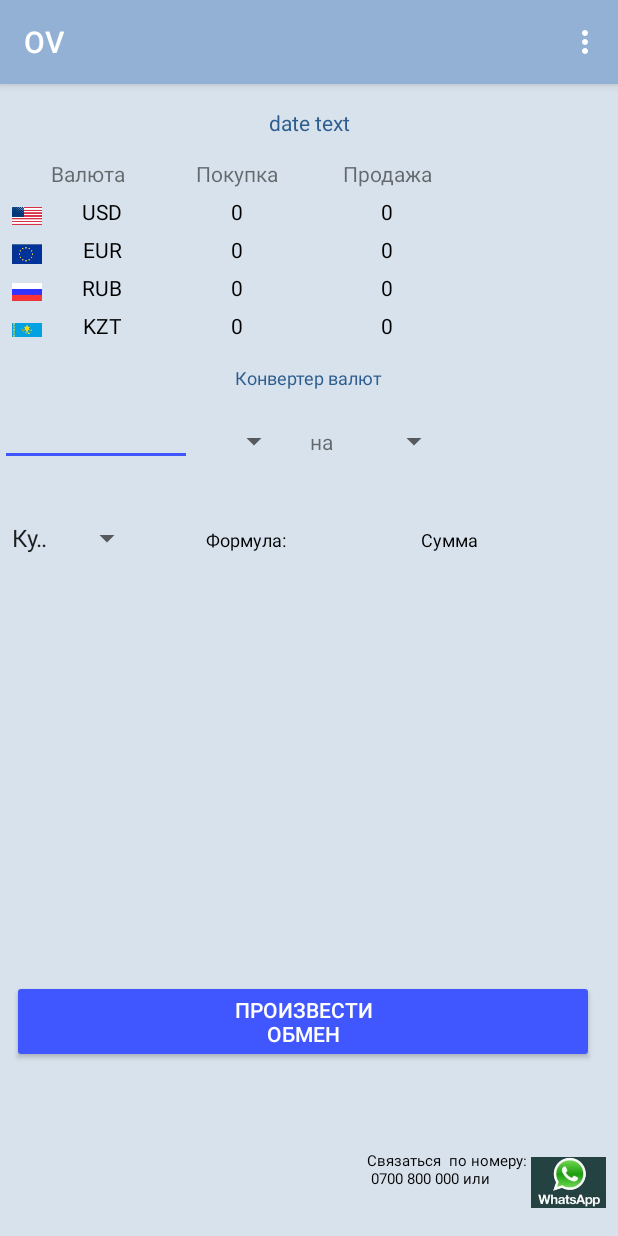
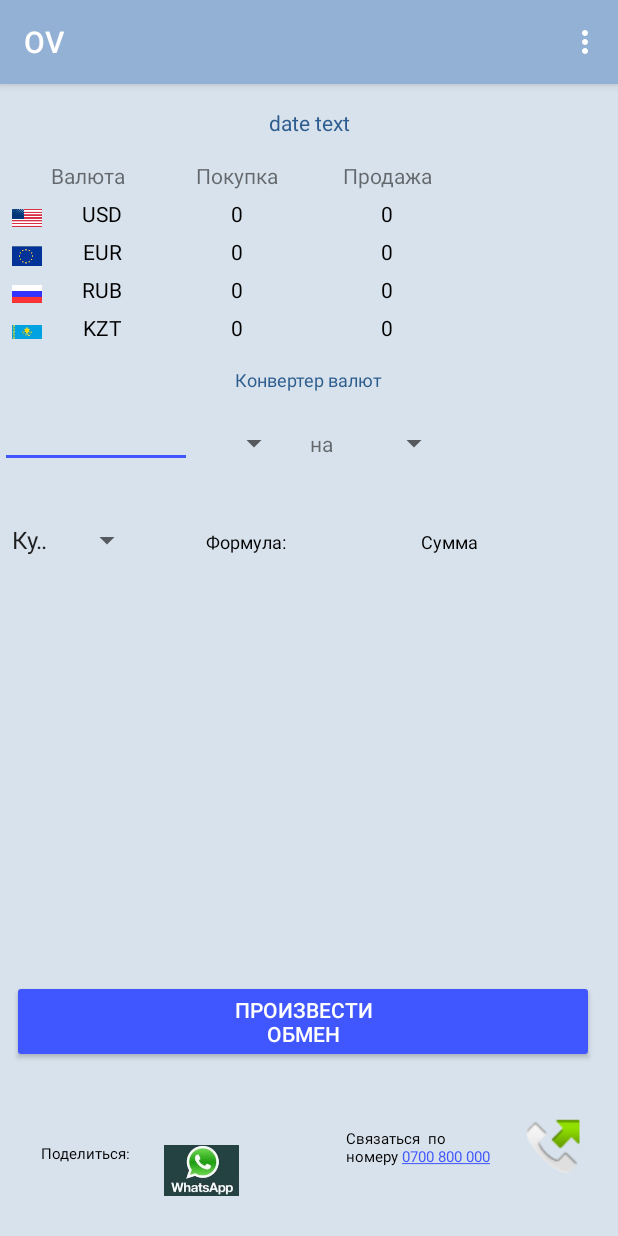
Before and after one commit to NurbekAl/OV, an Android app: the screen it shows after launch (Tablo), on a phone screen of 412 x 824 dp. Run offline under Robolectric (Android 15) with nearby library versions, the phone set to English and light mode, and no system bars; our stand-ins replace Firebase (no records; nobody signed in at launch, a user with empty details on screens opened directly); 9 statements that could not run were skipped.

Commit message:
Add WhatsApp and Contact data

```diff
--- a/app/src/main/AndroidManifest.xml
+++ b/app/src/main/AndroidManifest.xml
@@ -1,6 +1,8 @@
 <?xml version="1.0" encoding="utf-8"?>
 <manifest xmlns:android="http://schemas.android.com/apk/res/android"
     package="kg.obval.ov">
+
+    <uses-permission android:name="android.permission.CALL_PHONE" />
 
     <application
         android:allowBackup="true"
--- a/app/src/main/java/kg/obval/ov/Tablo.java
+++ b/app/src/main/java/kg/obval/ov/Tablo.java
@@ -3,6 +3,8 @@ package kg.obval.ov;
 import android.app.Dialog;
 import android.content.DialogInterface;
 import android.content.Intent;
+import android.net.Uri;
+import android.support.v4.app.ActivityCompat;
 import android.support.v7.app.AlertDialog;
 import android.content.pm.PackageInfo;
 import android.content.pm.PackageManager;
@@ -65,6 +67,7 @@ public class Tablo extends AppCompatActivity {
     TextView summaView;
     Button proobmen;
     ImageView whatsapp2View;
+    ImageView CallView;
     double inputValue;
 
     double dollarpokupka;
@@ -153,7 +156,7 @@ public class Tablo extends AppCompatActivity {
     public boolean onOptionsItemSelected(MenuItem item) {
         int id = item.getItemId();
 
-        if (id == R.id.info){
+        if (id == R.id.info) {
             dialog = new Dialog(Tablo.this);
             dialog.setContentView(R.layout.menu);
             dialog.setCancelable(true);
@@ -166,9 +169,8 @@ public class Tablo extends AppCompatActivity {
 
                 }
             });
-           dialog.show();
-        }
-        else if (id == R.id.info2){
+            dialog.show();
+        } else if (id == R.id.info2) {
             dialog = new Dialog(Tablo.this);
             dialog.setContentView(R.layout.menuintruction);
             dialog.setCancelable(true);
@@ -323,18 +325,36 @@ public class Tablo extends AppCompatActivity {
         resultatView = (TextView) findViewById(R.id.resultatView);
         summaView = (TextView) findViewById(R.id.summaView);
         proobmen = (Button) findViewById(R.id.proobmen);
+        CallView = (ImageView) findViewById(R.id.CallView);
+        CallView.setOnClickListener(new View.OnClickListener() {
+            @Override
+            public void onClick(View v) {
+                Intent intent = new Intent(Intent.ACTION_CALL, Uri.parse("tel:" + "0700 800 000"));
+                if (ActivityCompat.checkSelfPermission(Tablo.this, android.Manifest.permission.CALL_PHONE) != PackageManager.PERMISSION_GRANTED) {
+                    // TODO: Consider calling
+                    //    ActivityCompat#requestPermissions
+                    // here to request the missing permissions, and then overriding
+                    //   public void onRequestPermissionsResult(int requestCode, String[] permissions,
+                    //                                          int[] grantResults)
+                    // to handle the case where the user grants the permission. See the documentation
+                    // for ActivityCompat#requestPermissions for more details.
+                    return;
+                }
+                startActivity(intent);
+            }
+        });
         whatsapp2View = (ImageView) findViewById(R.id.whatsapp2View);
         whatsapp2View.setOnClickListener(new View.OnClickListener() {
             @Override
             public void onClick(View v) {
-                PackageManager pm=getPackageManager();
+                PackageManager pm = getPackageManager();
                 try {
 
                     Intent waIntent = new Intent(Intent.ACTION_SEND);
                     waIntent.setType("text/plain");
                     String text = "";
 
-                    PackageInfo info=pm.getPackageInfo("com.whatsapp", PackageManager.GET_META_DATA);
+                    PackageInfo info = pm.getPackageInfo("com.whatsapp", PackageManager.GET_META_DATA);
                     waIntent.setPackage("com.whatsapp");
 
                     waIntent.putExtra(Intent.EXTRA_TEXT, text);
@@ -352,5 +372,6 @@ public class Tablo extends AppCompatActivity {
         firebaseDatabase = FirebaseDatabase.getInstance();
         databaseReference = firebaseDatabase.getReference("course");
 
+
     }
 }
--- a/app/src/main/res/layout/activity_tablo.xml
+++ b/app/src/main/res/layout/activity_tablo.xml
@@ -43,8 +43,8 @@
 
     <GridLayout
         android:id="@+id/gridLayout"
-        android:layout_width="0dp"
-        android:layout_height="wrap_content"
+        android:layout_width="337dp"
+        android:layout_height="128dp"
         android:layout_gravity="center"
         android:layout_marginEnd="8dp"
         android:layout_marginLeft="8dp"
@@ -56,7 +56,8 @@
         app:layout_constraintHorizontal_bias="0.0"
         app:layout_constraintLeft_toLeftOf="parent"
         app:layout_constraintRight_toRightOf="parent"
-        app:layout_constraintTop_toTopOf="parent">
+        app:layout_constraintTop_toTopOf="parent"
+        tools:layout_editor_absoluteX="39dp">
 
         <TextView
             android:id="@+id/valutaText"
@@ -274,25 +275,29 @@
         android:src="@drawable/whatsapp2"
         android:id="@+id/whatsapp2View"
         app:layout_constraintBottom_toBottomOf="parent"
-        android:layout_marginBottom="8dp"
+        android:layout_marginBottom="16dp"
+        android:clickable="true"
+        android:layout_marginEnd="8dp"
+        app:layout_constraintRight_toLeftOf="@+id/textView2"
         android:layout_marginRight="8dp"
-        app:layout_constraintRight_toRightOf="parent"
-        android:clickable="true"
-        android:layout_marginEnd="8dp" />
+        app:layout_constraintLeft_toRightOf="@+id/textView3"
+        android:layout_marginLeft="8dp"
+        app:layout_constraintHorizontal_bias="0.181" />
 
     <TextView
         android:id="@+id/textView3"
         android:layout_width="wrap_content"
         android:layout_height="wrap_content"
         android:layout_marginBottom="31dp"
-        android:text="Связаться  по номеру: \n 0700 800 000 или "
+        android:layout_marginTop="8dp"
+        android:text="Поделиться:"
         android:textColor="@color/black"
         android:textSize="10sp"
         app:layout_constraintBottom_toBottomOf="parent"
-        app:layout_constraintRight_toLeftOf="@+id/whatsapp2View"
-        android:layout_marginTop="8dp"
         app:layout_constraintTop_toBottomOf="@+id/proobmen"
-        app:layout_constraintVertical_bias="1.0" />
+        app:layout_constraintVertical_bias="0.727"
+        android:layout_marginLeft="27dp"
+        app:layout_constraintLeft_toLeftOf="parent" />
 
     <TextView
         android:id="@+id/textView4"
@@ -368,4 +373,34 @@
         android:layout_marginLeft="8dp"
         app:layout_constraintLeft_toLeftOf="parent" />
 
+    <TextView
+        android:id="@+id/textView2"
+        android:layout_width="wrap_content"
+        android:layout_height="wrap_content"
+        android:layout_marginBottom="8dp"
+        android:layout_marginRight="85dp"
+        android:layout_marginTop="8dp"
+        android:autoLink="phone"
+        android:text="Связаться  по\nномеру 0700 800 000"
+        android:textColor="@color/black"
+        android:textSize="10sp"
+        app:layout_constraintBottom_toBottomOf="parent"
+        app:layout_constraintRight_toRightOf="parent"
+        app:layout_constraintTop_toBottomOf="@+id/proobmen"
+        app:layout_constraintVertical_bias="0.484" />
+
+    <ImageView
+        android:id="@+id/CallView"
+        android:layout_width="41dp"
+        android:layout_height="42dp"
+        android:layout_marginBottom="8dp"
+        android:layout_marginLeft="8dp"
+        android:layout_marginRight="8dp"
+        android:layout_marginTop="8dp"
+        android:clickable="true"
+        app:layout_constraintBottom_toBottomOf="parent"
+        app:layout_constraintLeft_toRightOf="@+id/textView2"
+        app:layout_constraintRight_toRightOf="parent"
+        app:layout_constraintTop_toBottomOf="@+id/proobmen"
+        app:srcCompat="@android:drawable/sym_call_outgoing" />
 </android.support.constraint.ConstraintLayout>
```
